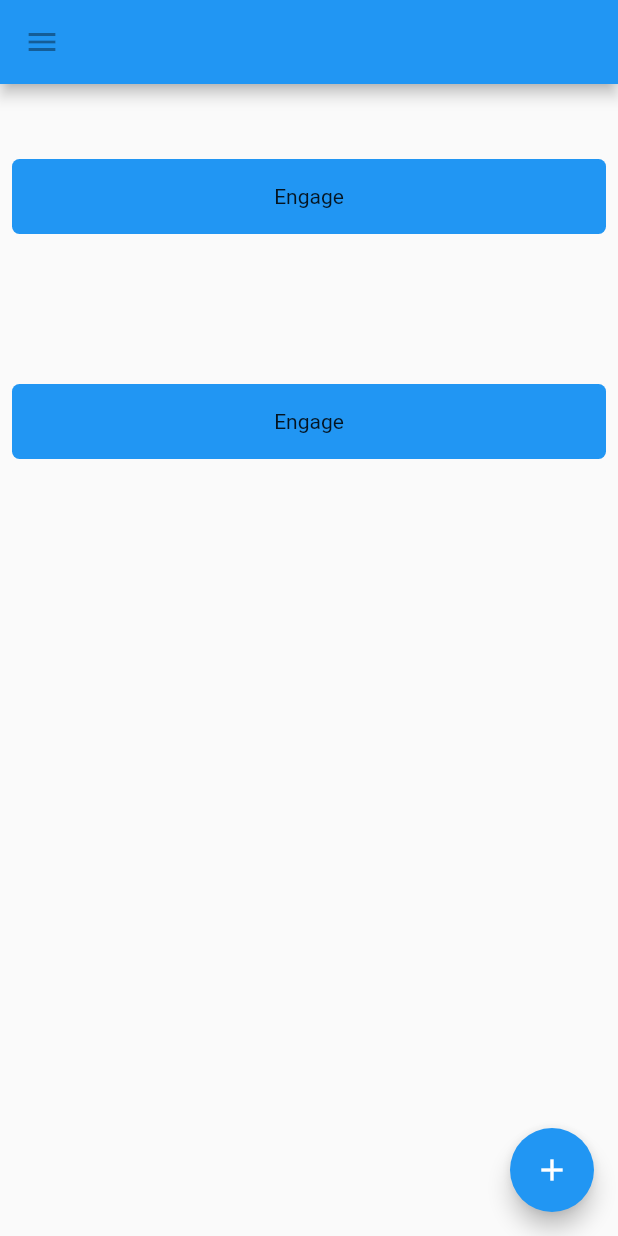
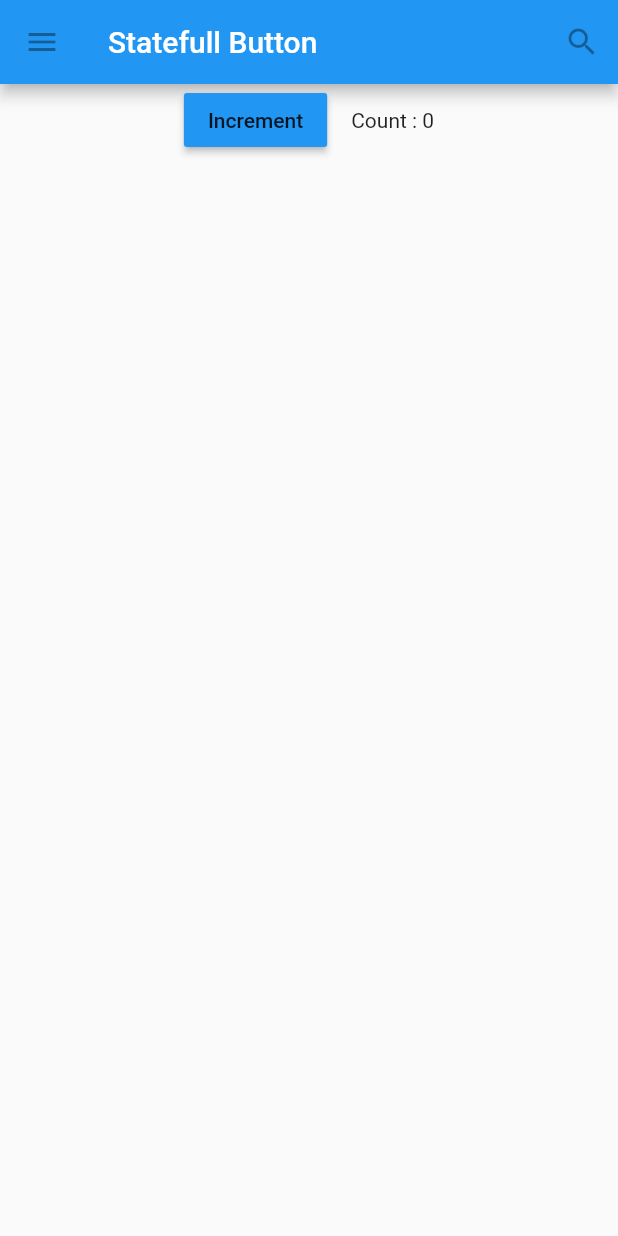
Before and after one commit to ewuharun/Flutter-Tutorial, a Flutter app: the screen it shows after launch, on a phone screen of 412 x 824 dp. Run offline on Flutter 3.47's test engine with Material 2 defaults, Android fonts, the phone set to English and light mode, and no system bars.

Commit message:
Statefull Button

```diff
--- a/lib/main.dart
+++ b/lib/main.dart
@@ -2,56 +2,77 @@ import 'package:flutter/material.dart';
 
 void main(){
   runApp(MaterialApp(
-    title: 'Handling Gesture',
-    home: HandlingGesture(),
-    debugShowCheckedModeBanner: false,
+    title: 'Button Clicked Event',
+    home: ElevatedButtonClick(),
   ));
 }
 
-class HandlingGesture extends StatelessWidget{
+class ElevatedButtonClick extends StatelessWidget{
+  @override
+  Widget build(BuildContext context) {
+    return Material(
+      child: Container(
+        child: Column(
+          children: <Widget>[
+            AppBar(
+              leading: IconButton(
+                icon: Icon(Icons.menu),
+                tooltip: 'Navigation Icon',
+                onPressed: null,
+              ),
+              title: Text('Statefull Button'),
+              actions: <Widget>[
+                IconButton(
+                  icon: Icon(Icons.search),
+                  tooltip: 'Search Button',
+                  onPressed: null,
+
+                )
+              ],
+            ),
+            MyButton(),
+
+          ],
+        ),
+      ),
+    );
+  }
+
+}
+
+
+class MyButton extends StatefulWidget{
+  @override
+  State<StatefulWidget> createState() {
+    // TODO: implement createState
+    return _CounterState();
+  }
+}
+
+
+
+class _CounterState extends State<MyButton>{
+  int _counter=0;
+  void _increment(){
+    setState(() {
+      _counter++;
+    });
+  }
   @override
   Widget build(BuildContext context) {
     // TODO: implement build
-    return Scaffold(
-      appBar: AppBar(
-        leading: IconButton(
-          icon: Icon(Icons.menu),
-          tooltip: 'Navigation Menu',
-          onPressed: null,
-        )
-      ),
-      body: Container(
-        child: Column(
-          children: <Widget>[
-            MyButton(),
-            MyButton()
-          ],
+    return Row(
+      mainAxisAlignment: MainAxisAlignment.center,
+      children: <Widget>[
+        MaterialButton(
+            onPressed:_increment,
+            child: Text('Increment'),
+            color: Colors.blue,
         ),
-      ),
+        SizedBox(width: 16),
+        Text('Count : $_counter'),
 
-      floatingActionButton: FloatingActionButton(
-        tooltip: 'Add',
-        onPressed: null,
-        child: Icon(Icons.add),
-      ),
+      ],
     );
   }
 }
-
-class MyButton extends StatelessWidget{
-  @override
-  Widget build(BuildContext context) {
-    return Container(
-      decoration: BoxDecoration(
-        borderRadius: BorderRadius.circular(5),
-        color: Colors.blue,
-      ),
-      height: 50.0,
-      padding: const EdgeInsets.all(8.0),
-      margin: const EdgeInsets.symmetric(horizontal: 8.0,vertical: 50),
-      child: Center(
-        child: Text('Engage'),
-      ),
-    );
-  }
-}
```
